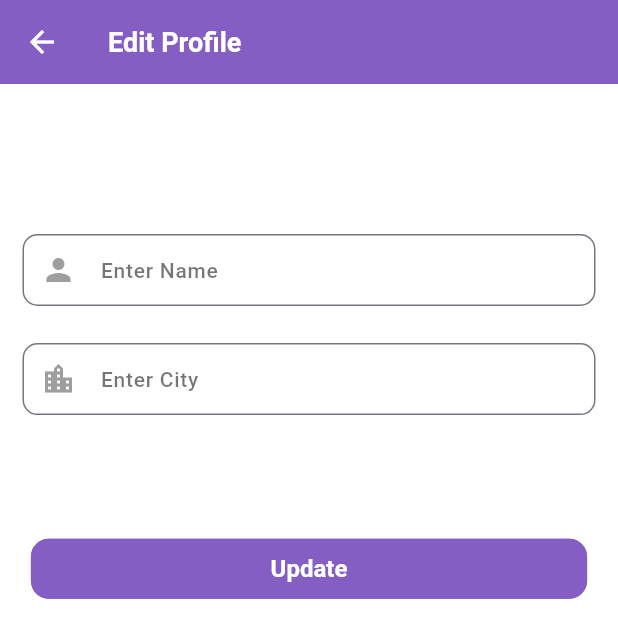
After one commit to Manishs2261/PgRoomApp-Appixo-, a Flutter app: the EditProfileScreen screen opened by its route, on a phone screen of 412 x 824 dp. The commit adds this screen. Shown: the top 638 px of the screen. Run offline on Flutter 3.47's test engine with Material 3 defaults, Android fonts, the phone set to English and light mode, and no system bars; our stand-ins replace another_flushbar, cached_network_image, cloud_firestore, connectivity_plus, firebase_auth, firebase_core and 12 more; missing offline and left inert: easy_image_viewer, email_otp, rating_summary; accounts and stored records are empty; generated files the repository leaves out were written again.

Commit message:
manage profile

```diff
--- a/lib/src/data/repository/apis/apis.dart
+++ b/lib/src/data/repository/apis/apis.dart
@@ -398,24 +398,24 @@ class ApisClass {
     var collection = firestore.collection('loginUser').doc(user.uid);
     var querySnapshot = await collection.get();
     Map<String, dynamic>? data = querySnapshot.data();
-    userName = data?['Name'];
-    userCity = data?['city'];
-    userEmail = data?['email'];
-    userImage = data?['userImage'];
+    userName = data?['Name'] ?? '';
+    userCity = data?['city'] ?? '';
+    userEmail = data?['email'] ?? '';
+    userImage = data?['userImage'] ?? '';
   }
 
   // save a user data
-  static Future<void> saveUserData(name, city, email,image) async {
+  static Future<void> saveUserData(name, city, email, image) async {
     await firestore.collection("loginUser").doc(user.uid).set({
       'city': city,
       'email': email,
       'Name': name,
-      'userImage': userImageDownloadUrl,
+      'userImage': image,
     });
   }
 
   static Future<void> updateUserData(name, city) async {
-    await firestore.collection("loginUser").doc(user.uid).set({
+    await firestore.collection("loginUser").doc(user.uid).update({
       'city': city,
       'Name': name,
     });
@@ -424,7 +424,7 @@ class ApisClass {
   //upload user images in firebase database
   static Future<String> uploadUserImage(File imageFile) async {
     try {
-      final reference = storage.ref().child('userImage/${DateTime.now()}.jpg');
+      final reference = storage.ref().child('userImage/${user.uid}.jpg');
       final UploadTask uploadTask = reference.putFile(imageFile);
       final TaskSnapshot snapshot = await uploadTask.whenComplete(() => null);
       userImageDownloadUrl = await snapshot.ref.getDownloadURL();
@@ -435,8 +435,6 @@ class ApisClass {
     }
     return userImageDownloadUrl;
   }
-
-
 
   // update user Image data
   static Future<void> updateUserImage(File file) async {
@@ -453,13 +451,11 @@ class ApisClass {
     });
 
     // updating image in firebase  database
-     var updateUserImage = await ref.getDownloadURL();
+    var updateUserImage = await ref.getDownloadURL();
 
     await firestore.collection('loginUser').doc(user.uid).update({'userImage': updateUserImage});
 
     //rent collection data base
-
-
   }
 
 //=========================================================
--- /dev/null
+++ b/lib/src/features/profile_screen/edit_profile_screen.dart
@@ -0,0 +1,78 @@
+import 'package:flutter/material.dart';
+import 'package:get/get.dart';
+import 'package:pgroom/src/common/widgets/com_reuse_elevated_button.dart';
+import 'package:pgroom/src/data/repository/apis/apis.dart';
+import 'package:pgroom/src/features/profile_screen/contorller/profile_controller.dart';
+
+import '../../utils/validator/text_field_validator.dart';
+
+class EditProfileScreen extends StatelessWidget {
+  EditProfileScreen({super.key});
+
+  final globalKey = GlobalKey<FormState>();
+  final controller  = Get.put(ProfileController());
+
+  @override
+  Widget build(BuildContext context) {
+    return Scaffold(
+      appBar: AppBar(
+        title: Text("Edit Profile"),
+      ),
+      body: SingleChildScrollView(
+        child: Padding(
+          padding: const EdgeInsets.only(top: 100, left: 15, right: 15),
+          child: Column(
+            children: [
+              Form(
+                key: globalKey,
+                child: Column(
+                  children: [
+                    TextFormField(
+
+                      controller: controller.updateNameController.value,
+                      keyboardType: TextInputType.text,
+                      validator: NameValidator.validate,
+                      decoration: InputDecoration(
+                        border: OutlineInputBorder(borderRadius: BorderRadius.circular(10)),
+                        hintText: "Enter Name",
+                        prefixIcon: const Icon(Icons.person),
+                        contentPadding: const EdgeInsets.only(top: 5),
+                      ),
+                    ),
+
+                    SizedBox(
+                      height: Get.height * 0.03,
+                    ),
+                    TextFormField(
+
+                      controller: controller.updateCityController.value,
+                      keyboardType: TextInputType.text,
+                      validator: NameValidator.validate,
+                      decoration: InputDecoration(
+                        border: OutlineInputBorder(borderRadius: BorderRadius.circular(10)),
+                        hintText: "Enter City",
+                        prefixIcon: const Icon(Icons.location_city),
+                        contentPadding: const EdgeInsets.only(top: 5),
+                      ),
+                    ),
+                  ],
+                ),
+              ),
+
+              SizedBox(
+                height: Get.height * 0.1,
+              ),
+
+              ComReuseElevButton(onPressed: (){
+                if(globalKey.currentState!.validate()){
+
+                  controller.updateProfileData();
+                }
+              }, title: "Update",loading: controller.loading.value,)
+            ],
+          ),
+        ),
+      ),
+    );
+  }
+}
--- a/lib/src/res/route_name/routes_name.dart
+++ b/lib/src/res/route_name/routes_name.dart
@@ -47,4 +47,6 @@ class RoutesName{
   static const String viewALlImage = '/viewAllIMage_screen';
 
   static const String signProfileScreen = '/signProfileSCreen';
+  static const String editPofileScreen = '/editProfileScreen';
+  static const String profileSCreen = '/profileScreen';
 }
--- a/lib/src/res/routes/app_routes.dart
+++ b/lib/src/res/routes/app_routes.dart
@@ -3,6 +3,8 @@
 import 'package:get/get_navigation/src/routes/get_route.dart';
 import 'package:get/get_navigation/src/routes/transitions_type.dart';
 import 'package:pgroom/src/features/auth_screen/sing_profile_screen/sing_profile_screen.dart';
+import 'package:pgroom/src/features/profile_screen/edit_profile_screen.dart';
+import 'package:pgroom/src/features/profile_screen/profile_screen.dart';
 import 'package:pgroom/src/features/rent_form_screen/provide_facilities/provide_facilities_screen.dart';
 
 
@@ -182,6 +184,16 @@ static appRoutes()=>[
       transition: Transition.leftToRightWithFade),
 
 
+  GetPage(name: RoutesName.editPofileScreen, page:()=> EditProfileScreen(),
+      transitionDuration: const Duration(milliseconds: 250),
+      transition: Transition.leftToRightWithFade),
+
+
+  GetPage(name: RoutesName.profileSCreen, page:()=> ProfileScreen(),
+      transitionDuration: const Duration(milliseconds: 250),
+      transition: Transition.leftToRightWithFade),
+
+
 ];
 
 }
--- a/pubspec.yaml
+++ b/pubspec.yaml
@@ -83,6 +83,7 @@ dependencies:
   flutter_spinkit: ^5.2.0
   easy_image_viewer: ^1.2.1
   rating_summary: ^1.0.2+1
+  line_icons: ^2.0.3
 
 
 dev_dependencies:
```
Also changed, not shown: lib/src/data/repository/auth_apis/auth_apis.dart (+4 -9 lines), lib/src/features/auth_screen/sing_in_screen/sing_in_screen.dart (+2 -5 lines), lib/src/features/auth_screen/sing_in_screen/sing_screen_controller/sing_screen_controller.dart (+7 -1 lines), lib/src/features/drawer_screen/drawer_screen.dart (+43 -4 lines), lib/src/features/home/home_screen.dart (+2 -5 lines), lib/src/features/profile_screen/contorller/profile_controller.dart (+42 -18 lines), lib/src/features/profile_screen/profile_screen.dart (+12 -5 lines), pubspec.lock.
